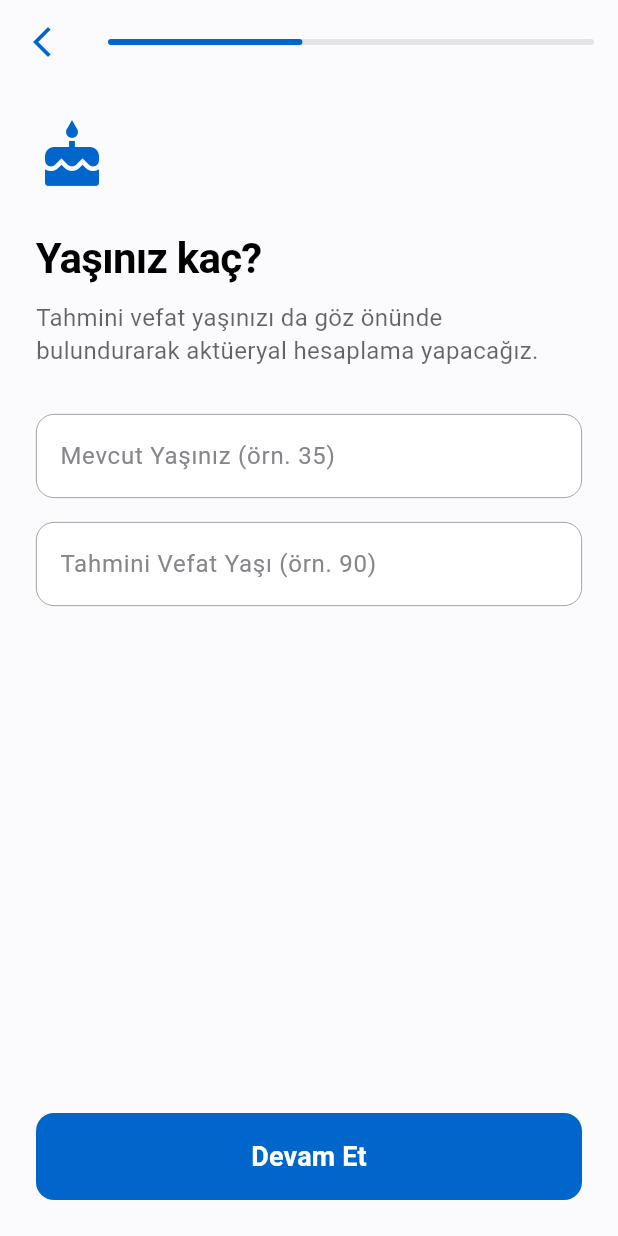
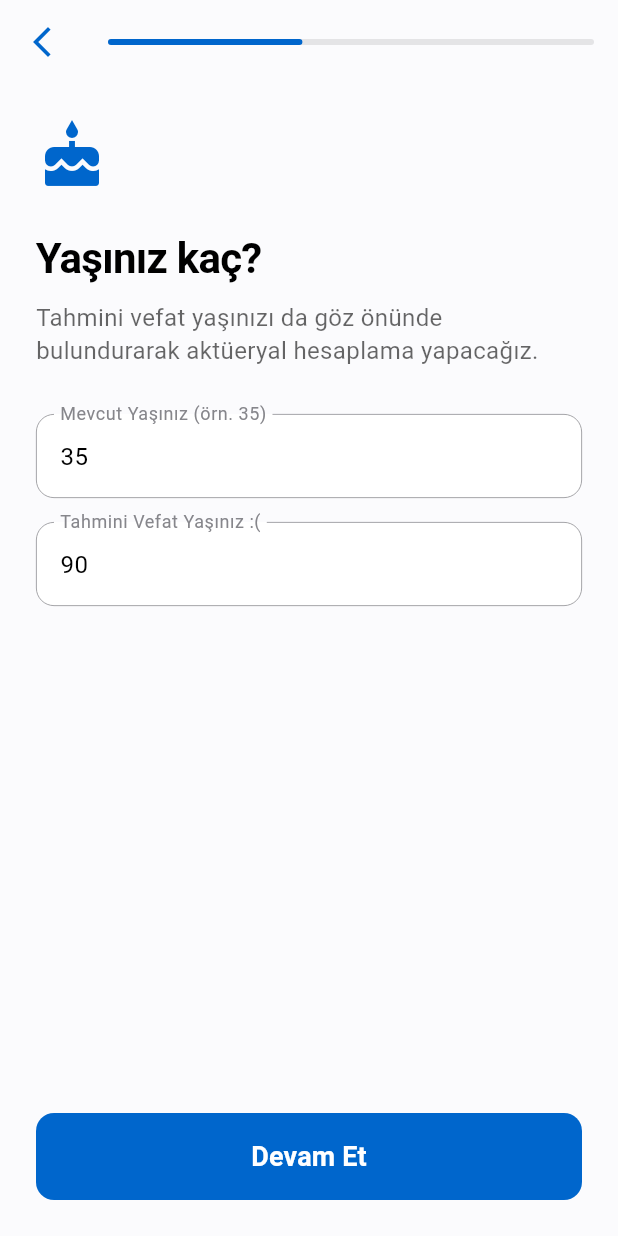
Before and after one commit to thekut/SanaNeLazim, a Flutter app: the WizardScreen screen opened directly with empty values, after a tap on "Devam Et", on a phone screen of 412 x 824 dp. Run offline on Flutter 3.47's test engine with Material 3 defaults, Android fonts, the phone set to English and light mode, and no system bars; network calls fail; Roboto replaces fonts that are missing (SF Pro Display).

Commit message:
Faz 3 tamamlandı: Provider ve FastAPI entegrasyonu eklendi

```diff
--- /dev/null
+++ b/frontend_flutter/lib/providers/user_data_provider.dart
@@ -0,0 +1,45 @@
+import 'package:flutter/material.dart';
+
+class UserDataProvider with ChangeNotifier {
+  // Varsayılan Değerler
+  String country = 'Türkiye';
+  int currentAge = 35;
+  int deathAge = 90;
+  double monthlyIncome = 50000;
+  double monthlyExpense = 30000;
+
+  double totalSavings = 0;
+  double stockRatio = 40;
+  double goldRatio = 30;
+  double besRatio = 30;
+
+  double careHomeBudget = 200000;
+  double legacyTarget = 0;
+
+  // Veri Güncelleme Fonksiyonları
+  void updateAge(int current, int death) {
+    currentAge = current;
+    deathAge = death;
+    notifyListeners();
+  }
+
+  void updateFinancials(double income, double expense) {
+    monthlyIncome = income;
+    monthlyExpense = expense;
+    notifyListeners();
+  }
+
+  void updatePortfolio(double total, double stock, double gold, double bes) {
+    totalSavings = total;
+    stockRatio = stock;
+    goldRatio = gold;
+    besRatio = bes;
+    notifyListeners();
+  }
+
+  void updateGoals(double careHome, double legacy) {
+    careHomeBudget = careHome;
+    legacyTarget = legacy;
+    notifyListeners();
+  }
+}
--- a/frontend_flutter/lib/screens/wizard_screen.dart
+++ b/frontend_flutter/lib/screens/wizard_screen.dart
@@ -1,6 +1,9 @@
 import 'package:flutter/material.dart';
+import 'package:provider/provider.dart';
 import '../core/constants/app_colors.dart';
 import '../core/enums/tier_level.dart';
+import '../providers/user_data_provider.dart';
+import 'dashboard_screen.dart';
 
 class WizardScreen extends StatefulWidget {
   final TierLevel tier;
@@ -14,11 +17,36 @@ class _WizardScreenState extends State<WizardScreen> {
   final PageController _pageController = PageController();
   int _currentPage = 0;
 
-  void _nextPage() {
+  // Kullanıcıdan veri almak için Kontrolcüler (Hafıza Bağlantıları)
+  final _ageCtrl = TextEditingController(text: '35');
+  final _deathAgeCtrl = TextEditingController(text: '90');
+  final _incomeCtrl = TextEditingController(text: '50000');
+  final _expenseCtrl = TextEditingController(text: '30000');
+  final _savingsCtrl = TextEditingController(text: '100000');
+
+  double _stockSlider = 40;
+  double _goldSlider = 30;
+  double _besSlider = 30;
+
+  void _saveDataAndNext() {
+    // 1. Verileri Kontrolcülerden Oku
+    final age = int.tryParse(_ageCtrl.text) ?? 35;
+    final deathAge = int.tryParse(_deathAgeCtrl.text) ?? 90;
+    final income = double.tryParse(_incomeCtrl.text) ?? 0;
+    final expense = double.tryParse(_expenseCtrl.text) ?? 0;
+    final savings = double.tryParse(_savingsCtrl.text) ?? 0;
+
+    // 2. Hafızaya (Provider) Yaz
+    final provider = Provider.of<UserDataProvider>(context, listen: false);
+    provider.updateAge(age, deathAge);
+    provider.updateFinancials(income, expense);
+    provider.updatePortfolio(savings, _stockSlider, _goldSlider, _besSlider);
+
+    // 3. Sayfa Geçişi
     if (_currentPage < 4) {
       _pageController.nextPage(duration: const Duration(milliseconds: 300), curve: Curves.easeInOut);
     } else {
-      ScaffoldMessenger.of(context).showSnackBar(const SnackBar(content: Text('Analiz ediliyor... (Dashboard\'a geçilecek)')));
+      Navigator.pushReplacement(context, MaterialPageRoute(builder: (_) => DashboardScreen(tier: widget.tier)));
     }
   }
 
@@ -50,14 +78,14 @@ class _WizardScreenState extends State<WizardScreen> {
             Expanded(
               child: PageView(
                 controller: _pageController,
-                physics: const NeverScrollableScrollPhysics(), // Prevent manual swipe
+                physics: const NeverScrollableScrollPhysics(),
                 onPageChanged: (int page) => setState(() => _currentPage = page),
                 children: [
                   _buildQuestionPage('Ülkeniz neresi?', 'Enflasyon ve devlet katkılarını (BES) doğru hesaplamak için gereklidir.', Icons.public, _buildCountrySelector()),
                   _buildQuestionPage('Yaşınız kaç?', 'Tahmini vefat yaşınızı da göz önünde bulundurarak aktüeryal hesaplama yapacağız.', Icons.cake, _buildAgeInputs()),
-                  _buildQuestionPage('Finansal Durumunuz', 'Aylık net geliriniz ve gideriniz (Kira dahil/hariç).', Icons.account_balance, _buildFinancialInputs()),
-                  _buildQuestionPage('Portföy Dağılımınız', 'Mevcut varlıklarınızın basit dağılımı (Nasdaq, Altın, TL, BES).', Icons.pie_chart, _buildPortfolioSliders()),
-                  _buildQuestionPage('Gelecek Hedefleri', '70+ yaş bakım evi bütçesi ve bırakmak istediğiniz miras hedefi.', Icons.health_and_safety, _buildGoalInputs()),
+                  _buildQuestionPage('Finansal Durumunuz', 'Aylık net geliriniz ve gideriniz.', Icons.account_balance, _buildFinancialInputs()),
+                  _buildQuestionPage('Portföy Dağılımınız', 'Mevcut varlıklarınızın basit dağılımı.', Icons.pie_chart, _buildPortfolioSliders()),
+                  _buildQuestionPage('Gelecek Hedefleri', '70+ yaş bakım evi bütçesi ve miras.', Icons.health_and_safety, const Center(child: Text('Yakında eklenecek...'))),
                 ],
               ),
             ),
@@ -66,7 +94,7 @@ class _WizardScreenState extends State<WizardScreen> {
               child: SizedBox(
                 width: double.infinity,
                 child: ElevatedButton(
-                  onPressed: _nextPage,
+                  onPressed: _saveDataAndNext,
                   child: Text(_currentPage == 4 ? 'Sonuçları Gör' : 'Devam Et', style: const TextStyle(fontSize: 18, fontWeight: FontWeight.bold)),
                 ),
               ),
@@ -99,58 +127,38 @@ class _WizardScreenState extends State<WizardScreen> {
     return Container(
       padding: const EdgeInsets.all(16),
       decoration: BoxDecoration(color: AppColors.primaryBlue.withOpacity(0.1), borderRadius: BorderRadius.circular(12), border: Border.all(color: AppColors.primaryBlue)),
-      child: const Row(
-        mainAxisAlignment: MainAxisAlignment.spaceBetween,
-        children: [
-          Text('🇹🇷 Türkiye (Varsayılan)', style: TextStyle(fontSize: 18, fontWeight: FontWeight.w600)),
-          Icon(Icons.check_circle, color: AppColors.primaryBlue),
-        ],
-      ),
+      child: const Row(mainAxisAlignment: MainAxisAlignment.spaceBetween, children: [Text('🇹🇷 Türkiye (Varsayılan)', style: TextStyle(fontSize: 18, fontWeight: FontWeight.w600)), Icon(Icons.check_circle, color: AppColors.primaryBlue)]),
     );
   }
 
   Widget _buildAgeInputs() {
-    return Column(
-      children: [
-        TextFormField(keyboardType: TextInputType.number, decoration: const InputDecoration(labelText: 'Mevcut Yaşınız (örn. 35)')),
-        const SizedBox(height: 16),
-        TextFormField(keyboardType: TextInputType.number, decoration: const InputDecoration(labelText: 'Tahmini Vefat Yaşı (örn. 90)')),
-      ],
-    );
+    return Column(children: [
+      TextFormField(controller: _ageCtrl, keyboardType: TextInputType.number, decoration: const InputDecoration(labelText: 'Mevcut Yaşınız (örn. 35)')),
+      const SizedBox(height: 16),
+      TextFormField(controller: _deathAgeCtrl, keyboardType: TextInputType.number, decoration: const InputDecoration(labelText: 'Tahmini Vefat Yaşınız :(')),
+    ]);
   }
 
   Widget _buildFinancialInputs() {
-    return Column(
-      children: [
-        TextFormField(keyboardType: TextInputType.number, decoration: const InputDecoration(labelText: 'Aylık Net Geliriniz (TL)', prefixIcon: Icon(Icons.attach_money))),
-        const SizedBox(height: 16),
-        TextFormField(keyboardType: TextInputType.number, decoration: const InputDecoration(labelText: 'Aylık Gideriniz (TL)', prefixIcon: Icon(Icons.money_off))),
-      ],
-    );
+    return Column(children: [
+      TextFormField(controller: _incomeCtrl, keyboardType: TextInputType.number, decoration: const InputDecoration(labelText: 'Aylık Net Geliriniz (TL)', prefixIcon: Icon(Icons.trending_up, color: AppColors.successGreen))),
+      const SizedBox(height: 16),
+      TextFormField(controller: _expenseCtrl, keyboardType: TextInputType.number, decoration: const InputDecoration(labelText: 'Aylık Gideriniz (TL)', prefixIcon: Icon(Icons.trending_down, color: AppColors.errorRed))),
+    ]);
   }
 
   Widget _buildPortfolioSliders() {
     return Column(
       crossAxisAlignment: CrossAxisAlignment.start,
       children: [
-        const Text('Toplam Birikim: 0 TL', style: TextStyle(fontSize: 18, fontWeight: FontWeight.bold)),
-        const SizedBox(height: 24),
-        const Text('Hisse / Yabancı Fon (Nasdaq vb.)'),
-        Slider(value: 40, max: 100, activeColor: AppColors.primaryBlue, onChanged: (val) {}),
-        const Text('Altın / Döviz'),
-        Slider(value: 30, max: 100, activeColor: AppColors.warningOrange, onChanged: (val) {}),
-        const Text('BES (Devlet Katkılı)'),
-        Slider(value: 30, max: 100, activeColor: AppColors.successGreen, onChanged: (val) {}),
-      ],
-    );
-  }
-
-  Widget _buildGoalInputs() {
-    return Column(
-      children: [
-        TextFormField(keyboardType: TextInputType.number, decoration: const InputDecoration(labelText: '70+ Yaş Aylık Bakım Evi Bütçesi (Reel TL)', helperText: 'Varsayılan: 200.000 TL')),
-        const SizedBox(height: 16),
-        TextFormField(keyboardType: TextInputType.number, decoration: const InputDecoration(labelText: 'Bırakılacak Miras (TL)', helperText: 'No-bequest agresif harcama için 0 bırakın.')),
+        TextFormField(controller: _savingsCtrl, keyboardType: TextInputType.number, decoration: const InputDecoration(labelText: 'Toplam Birikim (TL)', prefixIcon: Icon(Icons.account_balance_wallet))),
+        const SizedBox(height: 32),
+        Text('Hisse / Yabancı Fon: %${_stockSlider.toInt()}', style: const TextStyle(fontWeight: FontWeight.bold)),
+        Slider(value: _stockSlider, max: 100, activeColor: AppColors.primaryBlue, onChanged: (val) => setState(() => _stockSlider = val)),
+        Text('Altın / Döviz: %${_goldSlider.toInt()}', style: const TextStyle(fontWeight: FontWeight.bold)),
+        Slider(value: _goldSlider, max: 100, activeColor: AppColors.warningOrange, onChanged: (val) => setState(() => _goldSlider = val)),
+        Text('BES (Devlet Katkılı): %${_besSlider.toInt()}', style: const TextStyle(fontWeight: FontWeight.bold)),
+        Slider(value: _besSlider, max: 100, activeColor: AppColors.successGreen, onChanged: (val) => setState(() => _besSlider = val)),
       ],
     );
   }
--- a/frontend_flutter/pubspec.yaml
+++ b/frontend_flutter/pubspec.yaml
@@ -34,6 +34,8 @@ dependencies:
   # The following adds the Cupertino Icons font to your application.
   # Use with the CupertinoIcons class for iOS style icons.
   cupertino_icons: ^1.0.8
+  provider: ^6.1.5+1
+  http: ^1.6.0
 
 dev_dependencies:
   flutter_test:
```
Also changed, not shown: frontend_flutter/lib/main.dart (+11 -2 lines), frontend_flutter/lib/screens/dashboard_screen.dart (added, +190 -0 lines), frontend_flutter/pubspec.lock, 1 other file.
